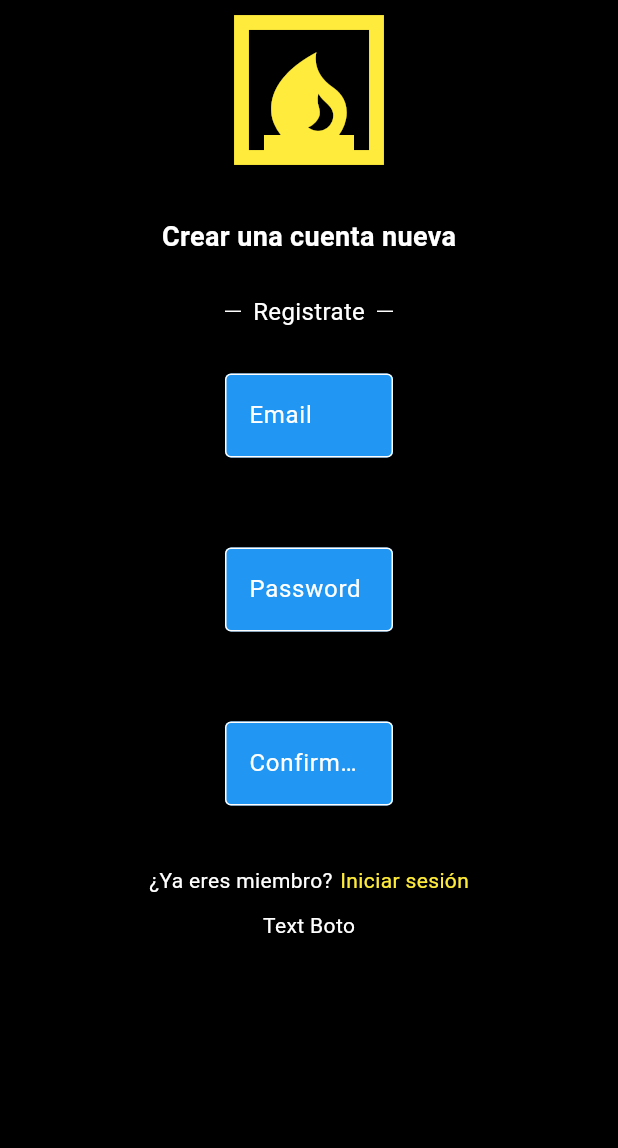
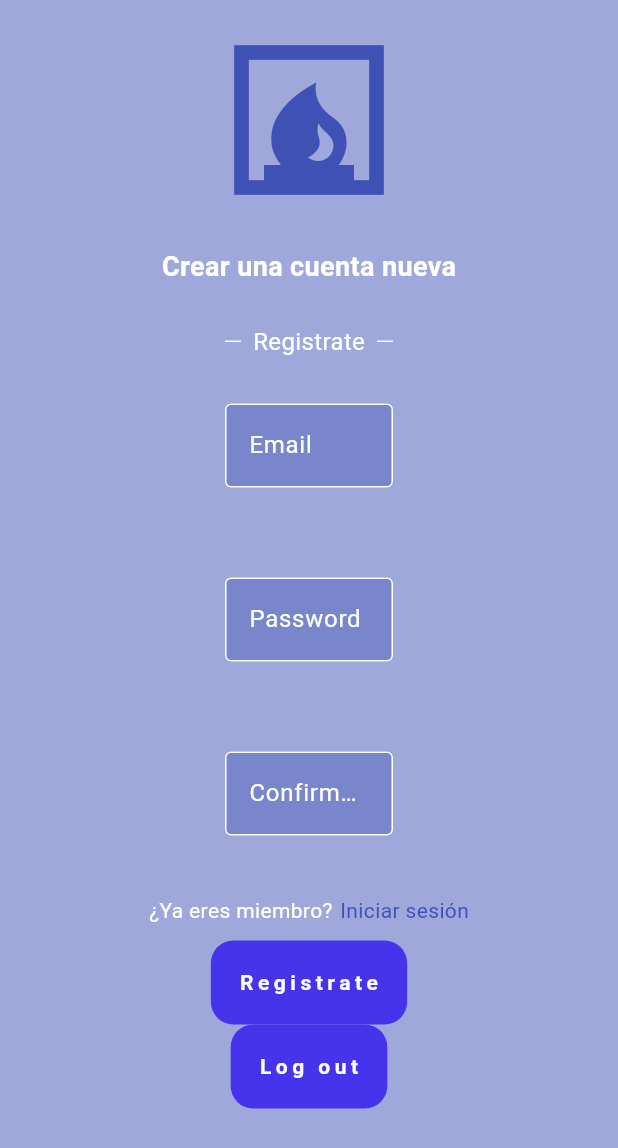
Before and after one commit to AlbertGimenezMasclans/firebase, a Flutter app: the screen it shows after launch, on a phone screen of 412 x 824 dp. Shown: the top 1148 px of the screen. Run offline on Flutter 3.47's test engine with Material 3 defaults, Android fonts, the phone set to English and light mode, and no system bars.

Commit message:
Pagina registre fet

```diff
--- a/lib/componetes/boto_auth.dart
+++ b/lib/componetes/boto_auth.dart
@@ -1,12 +1,37 @@
 import 'package:flutter/material.dart';
 
 class BotoAuth extends StatelessWidget {
-  const BotoAuth({super.key});
+  final String text;
+  final Function() onTap;
+
+  const BotoAuth({
+    super.key,
+    required this.text,
+    required this.onTap,
+  });
 
   @override
   Widget build(BuildContext context) {
-    return Container(
-      child: Text("Text Boto",style: TextStyle(color: Colors.white),),
+    return GestureDetector(
+      onTap: onTap,
+      child: Container(
+        decoration: BoxDecoration(
+          borderRadius: BorderRadius.circular(15),
+          color: const Color.fromARGB(255, 70, 52, 236),
+        ),
+        child: Padding(
+          padding: EdgeInsets.all(18),
+          child: Text(
+            text,
+            style: TextStyle(
+              color: Colors.white,
+              fontWeight: FontWeight.bold,
+              fontSize: 14,
+              letterSpacing: 3
+            ),
+          ),
+        ),
+      ),
     );
   }
 }
--- a/lib/componetes/textfield_auth.dart
+++ b/lib/componetes/textfield_auth.dart
@@ -17,16 +17,16 @@ class TextfieldAuth extends StatelessWidget {
     return  Padding(
       padding: const EdgeInsets.symmetric(horizontal: 150, vertical: 30),
       child: TextField(
-        cursorColor: Colors.yellow,
-        style: const TextStyle(color: Colors.yellow),
+        cursorColor: Colors.white,
+        style: const TextStyle(color: Colors.white),
         controller: controller,
         obscureText: obscureText,
         decoration: InputDecoration(
           hintText: hintText,
           hintStyle: const TextStyle(color: Colors.white),
           enabledBorder: const OutlineInputBorder(borderSide: BorderSide(color: Colors.white)),
-          focusedBorder: const OutlineInputBorder(borderSide: BorderSide(color: Colors.yellow)),
-          fillColor: Colors.blue, filled: true
+          focusedBorder: const OutlineInputBorder(borderSide: BorderSide(color: Colors.indigo)),
+          fillColor: Colors.indigo[300], filled: true
         ),
       ),
 
--- a/lib/paginas/pagina_registro.dart
+++ b/lib/paginas/pagina_registro.dart
@@ -7,6 +7,10 @@ class PaginaRegistro extends StatelessWidget {
     super.key,
   });
 
+  void ferRegistre(){
+
+  }
+
   @override
   Widget build(BuildContext context) {
     final TextEditingController tecEmail = TextEditingController();
@@ -14,15 +18,17 @@ class PaginaRegistro extends StatelessWidget {
     final TextEditingController tecConfirmPassword = TextEditingController();
 
     return Scaffold(
-      backgroundColor: Colors.black,
+      backgroundColor: Colors.indigo[200],
       body: SafeArea(
         child: SingleChildScrollView(
           child: Center(
+            child: Padding(
+              padding: const EdgeInsets.only(top: 20.0),
               child: Column(
                 mainAxisAlignment: MainAxisAlignment.center,
                 children: [
                   //logo.
-                const Icon(Icons.fireplace, size: 120, color: Colors.yellow),
+                  const Icon(Icons.fireplace, size: 120, color: Colors.indigo),
 
                   const SizedBox(height: 25),
 
@@ -84,7 +90,7 @@ class PaginaRegistro extends StatelessWidget {
                         child: Text(
                           "Iniciar sesión",
                           style: TextStyle(
-                          color: Colors.yellow,
+                            color: Colors.indigo,
                           ),
                         ),
                       ),
@@ -93,8 +99,17 @@ class PaginaRegistro extends StatelessWidget {
                   const SizedBox(height: 10),
 
                   //boton de registro.
-                BotoAuth()
+                  BotoAuth(
+                    text: "Registrate",
+                    onTap: ferRegistre,
+                  ),
+
+                  BotoAuth(
+                    text: "Log out",
+                    onTap: () {},
+                  ),
                 ],
+              ),
             ),
           ),
         ),
```
Lines whose indentation alone changed are shown as unchanged.
